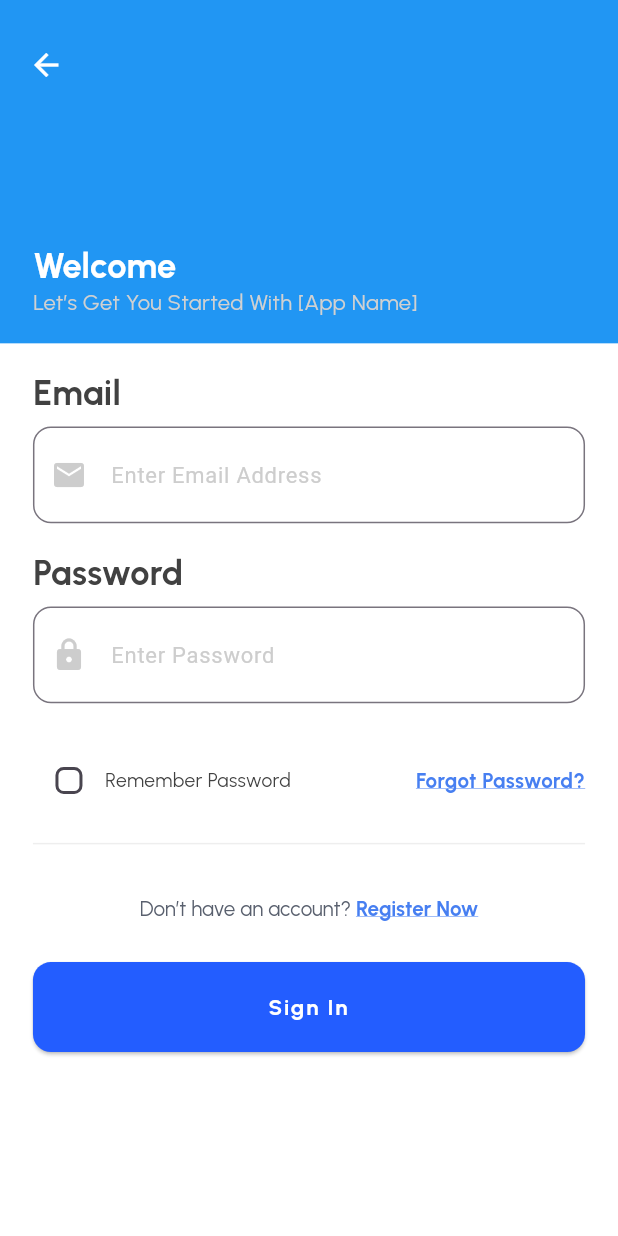
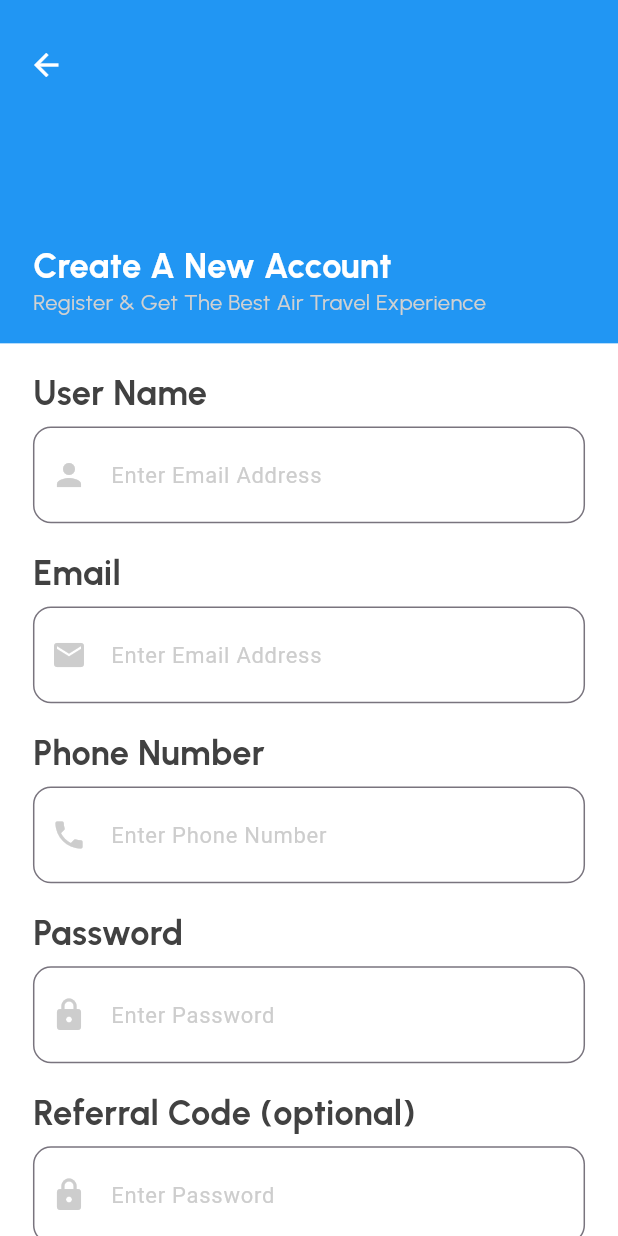
Before and after one commit to nhattruong02/FClubs, a Flutter app: the screen it shows after launch, on a phone screen of 412 x 824 dp. Run offline on Flutter 3.47's test engine with Material 3 defaults, Android fonts, the phone set to English and light mode, and no system bars; our stand-ins replace flutter_screenutil, google_fonts.

Commit message:
+ register_page

```diff
--- a/lib/main.dart
+++ b/lib/main.dart
@@ -1,4 +1,4 @@
-import 'package:fclubs/ui/sign_in/sign_in_using_password_page.dart';
+import 'package:fclubs/ui/register/register_page.dart';
 import 'package:flutter/material.dart';
 import 'package:flutter_screenutil/flutter_screenutil.dart';
 
@@ -29,7 +29,7 @@ class MyApp extends StatelessWidget {
           home: child,
         );
       },
-      child: const SignInUsingPasswordPage(),
+      child: const RegisterPage(),
     );
   }
 }
--- /dev/null
+++ b/lib/ui/register/register_page.dart
@@ -0,0 +1,133 @@
+import 'package:flutter/material.dart';
+import 'package:flutter_screenutil/flutter_screenutil.dart';
+import 'package:google_fonts/google_fonts.dart';
+
+import '../../utils/app/colors.dart';
+import '../../utils/app/widgets/common_button.dart';
+import '../../utils/app/widgets/common_header.dart';
+import '../../utils/app/widgets/common_title_and_text_field.dart';
+
+class RegisterPage extends StatelessWidget {
+  const RegisterPage({super.key});
+
+  @override
+  Widget build(BuildContext context) {
+    return SafeArea(
+      child: Scaffold(
+          backgroundColor: AppColors.white,
+          body: Column(
+            children: [
+              CommonHeader.header(
+                  textTitle: "Create A New Account",
+                  textContent: "Register & Get The Best Air Travel Experience"),
+              Expanded(child: const RegisterForm()),
+            ],
+          )),
+    );
+    ;
+  }
+}
+
+class RegisterForm extends StatefulWidget {
+  const RegisterForm({super.key});
+
+  @override
+  State<RegisterForm> createState() => _RegisterFormState();
+}
+
+class _RegisterFormState extends State<RegisterForm> {
+  @override
+  Widget build(BuildContext context) {
+    return SingleChildScrollView(
+      child: Container(
+        margin: const EdgeInsets.symmetric(horizontal: 48).w,
+        child: Column(
+          crossAxisAlignment: CrossAxisAlignment.start,
+          children: [
+            42.verticalSpace,
+            CommonTitleAndTextField.titleAndTextField(
+                title: "User Name",
+                hintText: "Enter Email Address",
+                preIcon: Icons.person),
+            42.verticalSpace,
+            CommonTitleAndTextField.titleAndTextField(
+                title: "Email",
+                hintText: "Enter Email Address",
+                preIcon: Icons.email),
+            42.verticalSpace,
+            CommonTitleAndTextField.titleAndTextField(
+                title: "Phone Number",
+                hintText: "Enter Phone Number",
+                preIcon: Icons.phone),
+            42.verticalSpace,
+            CommonTitleAndTextField.titleAndTextField(
+                title: "Password",
+                hintText: "Enter Password",
+                preIcon: Icons.lock,
+                isPassWord: true),
+            42.verticalSpace,
+            CommonTitleAndTextField.titleAndTextField(
+                title: "Referral Code (optional)",
+                hintText: "Enter Password",
+                preIcon: Icons.lock),
+            60.verticalSpace,
+            _buildAcceptTermAndCondition(),
+            22.verticalSpace,
+            const Divider(
+              color: Color(0xFFEEEEEE),
+              indent: 0,
+              endIndent: 0,
+            ),
+            60.verticalSpace,
+            _buildTextAndRegisterNow(),
+            60.verticalSpace,
+            CommonButton.buttonElevated(textButton: "Sign In"),
+            60.verticalSpace,
+          ],
+        ),
+      ),
+    );
+  }
+}
+
+Widget _buildAcceptTermAndCondition() {
+  return Row(children: [
+    Checkbox(
+      shape: RoundedRectangleBorder(
+        borderRadius: BorderRadius.circular(12).w,
+      ),
+      value: false,
+      onChanged: (value) {},
+    ),
+    Text(
+      "Accept the Terms & Condition",
+      style: GoogleFonts.urbanist(
+          color: AppColors.contentTextField, fontSize: 28.sp),
+    )
+  ]);
+}
+
+Widget _buildTextAndRegisterNow() {
+  return Center(
+    child: RichText(
+      text: TextSpan(
+        text: "Don’t have an account? ",
+        style: GoogleFonts.urbanist(
+          fontSize: 30.sp,
+          color: AppColors.contentText,
+        ),
+        children: <TextSpan>[
+          TextSpan(
+            text: "Register Now",
+            style: GoogleFonts.urbanist(
+              fontSize: 30.sp,
+              fontWeight: FontWeight.bold,
+              decoration: TextDecoration.underline,
+              color: AppColors.textColorRegister,
+            ),
+          ),
+        ],
+      ),
+    ),
+  );
+}
--- a/lib/utils/app/widgets/common_title_and_text_field.dart
+++ b/lib/utils/app/widgets/common_title_and_text_field.dart
@@ -5,12 +5,12 @@ import 'package:google_fonts/google_fonts.dart';
 import '../colors.dart';
 
 class CommonTitleAndTextField {
-  static Widget titleAndTextField({
-    required String title,
-    TextEditingController? controller,
-    required String hintText,
-    required IconData preIcon,
-  }) {
+  static Widget titleAndTextField(
+      {required String title,
+      TextEditingController? controller,
+      required String hintText,
+      required IconData preIcon,
+      bool? isPassWord}) {
     return Column(
       crossAxisAlignment: CrossAxisAlignment.start,
       children: [
@@ -22,7 +22,8 @@ class CommonTitleAndTextField {
               fontSize: 50.sp),
         ),
         20.verticalSpace,
-        TextField(
+        TextFormField(
+          obscureText: isPassWord ?? false,
           controller: controller,
           style: TextStyle(
               color: Colors.black, // Set the color of the input text
```
